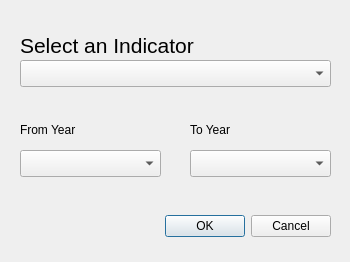
geobricks/geobricks_qgis_plugin_world_bank, file geobricks_qgis_plugin_world_bank_dialog_base.ui: the form before one commit.
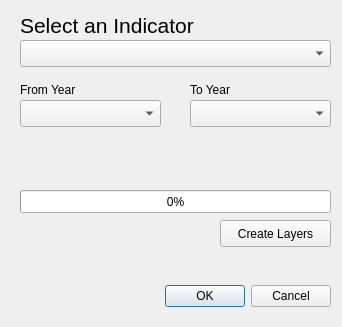
The form after the commit.

What changed in the file:
```diff
--- a/geobricks_qgis_plugin_world_bank_dialog_base.ui
+++ b/geobricks_qgis_plugin_world_bank_dialog_base.ui
@@ -6,8 +6,8 @@
    <rect>
     <x>0</x>
     <y>0</y>
-    <width>350</width>
-    <height>262</height>
+    <width>342</width>
+    <height>327</height>
    </rect>
   </property>
   <property name="windowTitle">
@@ -17,7 +17,7 @@
    <property name="geometry">
     <rect>
      <x>60</x>
-     <y>210</y>
+     <y>280</y>
      <width>271</width>
      <height>32</height>
     </rect>
@@ -33,7 +33,7 @@
    <property name="geometry">
     <rect>
      <x>20</x>
-     <y>60</y>
+     <y>40</y>
      <width>311</width>
      <height>27</height>
     </rect>
@@ -43,7 +43,7 @@
    <property name="geometry">
     <rect>
      <x>20</x>
-     <y>150</y>
+     <y>100</y>
      <width>141</width>
      <height>27</height>
     </rect>
@@ -53,7 +53,7 @@
    <property name="geometry">
     <rect>
      <x>190</x>
-     <y>150</y>
+     <y>100</y>
      <width>141</width>
      <height>27</height>
     </rect>
@@ -63,7 +63,7 @@
    <property name="geometry">
     <rect>
      <x>20</x>
-     <y>30</y>
+     <y>10</y>
      <width>191</width>
      <height>31</height>
     </rect>
@@ -76,7 +76,7 @@
    <property name="geometry">
     <rect>
      <x>20</x>
-     <y>120</y>
+     <y>80</y>
      <width>81</width>
      <height>21</height>
     </rect>
@@ -89,7 +89,7 @@
    <property name="geometry">
     <rect>
      <x>190</x>
-     <y>120</y>
+     <y>80</y>
      <width>81</width>
      <height>21</height>
     </rect>
@@ -98,6 +98,45 @@
     <string>&lt;html&gt;&lt;head/&gt;&lt;body&gt;&lt;p&gt;To Year&lt;/p&gt;&lt;/body&gt;&lt;/html&gt;</string>
    </property>
   </widget>
+  <widget class="QProgressBar" name="progressBar">
+   <property name="geometry">
+    <rect>
+     <x>20</x>
+     <y>190</y>
+     <width>311</width>
+     <height>23</height>
+    </rect>
+   </property>
+   <property name="value">
+    <number>0</number>
+   </property>
+  </widget>
+  <widget class="QPushButton" name="createLayers">
+   <property name="geometry">
+    <rect>
+     <x>220</x>
+     <y>220</y>
+     <width>111</width>
+     <height>27</height>
+    </rect>
+   </property>
+   <property name="text">
+    <string>Create Layers</string>
+   </property>
+  </widget>
+  <widget class="QLabel" name="progressText">
+   <property name="geometry">
+    <rect>
+     <x>20</x>
+     <y>170</y>
+     <width>311</width>
+     <height>17</height>
+    </rect>
+   </property>
+   <property name="text">
+    <string/>
+   </property>
+  </widget>
  </widget>
  <resources/>
  <connections>
```
Left out of the diff: 8 changed lines with no effect on the pictures.
